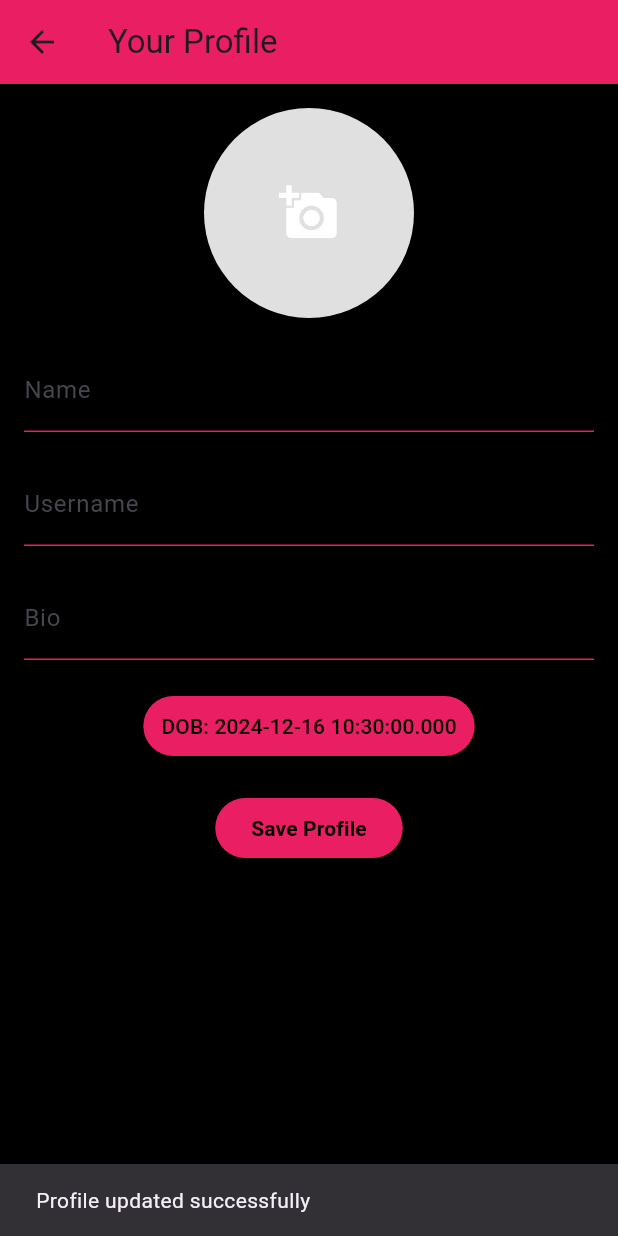
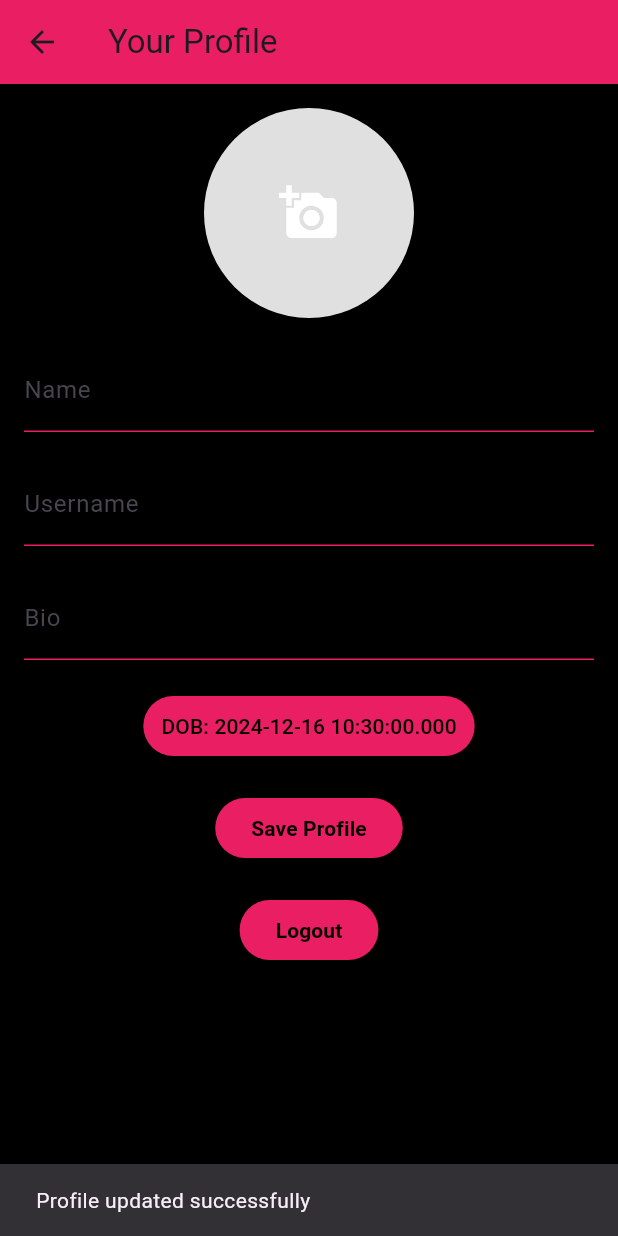
Before and after one commit to anwitac246/hitup_chat, a Flutter app: the Profile screen opened directly, after a tap on "Save Profile", on a phone screen of 412 x 824 dp. Run offline on Flutter 3.47's test engine with Material 3 defaults, Android fonts, the phone set to English and light mode, and no system bars; our stand-ins replace cloud_firestore, firebase_auth, firebase_core, firebase_database, firebase_storage, flutter_dotenv and 2 more; missing offline and left inert: dart:html, firebase_ui_auth, parallax_rain, particles_flutter, vitality; accounts and stored records are empty; generated files the repository leaves out were written again.

Commit message:
Added feature for logout and uploading pfp

```diff
--- a/lib/pages/profile.dart
+++ b/lib/pages/profile.dart
@@ -1,12 +1,13 @@
 import 'package:flutter/material.dart';
 import 'package:firebase_auth/firebase_auth.dart';
-import 'package:image_picker/image_picker.dart';
 import 'package:firebase_storage/firebase_storage.dart';
-import 'package:firebase_database/firebase_database.dart';
-import 'dart:io';
+import 'package:cloud_firestore/cloud_firestore.dart';
+import 'dart:html' as html;
+import 'package:mime/mime.dart';
+import 'dart:typed_data';
 
 class Profile extends StatefulWidget {
-  const Profile({super.key});
+  const Profile({Key? key}) : super(key: key);
 
   @override
   State<Profile> createState() => _ProfileState();
@@ -17,10 +18,9 @@ class _ProfileState extends State<Profile> {
   final _usernameController = TextEditingController();
   final _bioController = TextEditingController();
   DateTime? _dob;
-  File? _profileImage;
+  Uint8List? _profileImageBytes;
   String? _profileImageUrl;
-  bool _isLoading = true;
-  final ImagePicker _picker = ImagePicker();
+  bool _isLoading = false;
 
   @override
   void initState() {
@@ -29,6 +29,8 @@ class _ProfileState extends State<Profile> {
   }
 
   Future<void> _loadProfileData() async {
+    setState(() => _isLoading = true);
+
     final user = FirebaseAuth.instance.currentUser;
     if (user == null) {
       setState(() => _isLoading = false);
@@ -36,59 +38,107 @@ class _ProfileState extends State<Profile> {
     }
 
     try {
-      final DatabaseReference userRef = FirebaseDatabase.instance.ref('users/${user.uid}');
-      final snapshot = await userRef.get();
+      final snapshot = await FirebaseFirestore.instance
+          .collection('users')
+          .doc(user.uid)
+          .get();
 
-      if (snapshot.exists && snapshot.value != null) {
-        // Safely cast the data from LinkedMap to Map<String, dynamic> with null checks
-        final data = snapshot.value as Map<Object?, Object?>?;
-
+      if (snapshot.exists) {
+        final data = snapshot.data();
         if (data != null) {
-          final Map<String, dynamic> castedData = Map<String, dynamic>.fromEntries(
-            data.entries.map((entry) {
-              return MapEntry(entry.key?.toString() ?? '', entry.value ?? '');
-            }),
-          );
-
-          setState(() {
-            _nameController.text = castedData['name'] ?? '';
-            _usernameController.text = castedData['username'] ?? '';
-            _bioController.text = castedData['bio'] ?? '';
-            _profileImageUrl = castedData['profilePicture'] ?? '';
-            _dob = castedData['dob'] != null ? DateTime.tryParse(castedData['dob']) : null;
-          });
+          _nameController.text = data['name'] ?? '';
+          _usernameController.text = data['username'] ?? '';
+          _bioController.text = data['bio'] ?? '';
+          _profileImageUrl = data['profilePicture'] ?? '';
+          _dob = data['dob'] != null ? DateTime.tryParse(data['dob']) : null;
         }
       }
     } catch (e) {
       ScaffoldMessenger.of(context).showSnackBar(
         SnackBar(content: Text("Failed to load profile: $e")),
       );
+    } finally {
+      setState(() => _isLoading = false);
     }
-
-    setState(() => _isLoading = false);
   }
 
   Future<void> _pickImage() async {
-    final XFile? pickedFile = await _picker.pickImage(source: ImageSource.gallery);
-    if (pickedFile != null) {
-      setState(() {
-        _profileImage = File(pickedFile.path);
+    final html.FileUploadInputElement uploadInput = html.FileUploadInputElement();
+    uploadInput.accept = 'image/*';
+    uploadInput.click();
+
+    uploadInput.onChange.listen((event) async {
+      final html.File? file = uploadInput.files?.first;
+      if (file != null) {
+        final reader = html.FileReader();
+        reader.readAsArrayBuffer(file);
+        reader.onLoadEnd.listen((event) {
+          if (reader.result != null) {
+            final bytes = reader.result as Uint8List;
+            final mimeType = lookupMimeType(file.name, headerBytes: bytes);
+
+            if (mimeType == 'image/jpeg' || mimeType == 'image/png') {
+              setState(() => _profileImageBytes = bytes);
+            } else {
+              ScaffoldMessenger.of(context).showSnackBar(
+                const SnackBar(content: Text('Only JPG or PNG images are allowed.')),
+              );
+            }
+          } else {
+            ScaffoldMessenger.of(context).showSnackBar(
+              const SnackBar(content: Text('Failed to read the selected file.')),
+            );
+          }
         });
       }
+    });
   }
 
-  Future<void> _uploadProfileImage() async {
-    if (_profileImage == null) return;
+  Future<String?> _uploadProfileImage() async {
+    if (_profileImageBytes == null) {
+      ScaffoldMessenger.of(context).showSnackBar(
+        const SnackBar(content: Text('No image selected to upload.')),
+      );
+      return null;
+    }
+
     final user = FirebaseAuth.instance.currentUser;
-    if (user == null) return;
+    if (user == null) {
+      ScaffoldMessenger.of(context).showSnackBar(
+        const SnackBar(content: Text('User not authenticated.')),
+      );
+      return null;
+    }
 
     try {
-      final storageRef = FirebaseStorage.instance.ref().child('profile_pictures/${user.uid}');
-      final uploadTask = storageRef.putFile(_profileImage!);
-      final snapshot = await uploadTask.whenComplete(() {});
-      _profileImageUrl = await snapshot.ref.getDownloadURL();
+      final mimeType =
+          lookupMimeType('', headerBytes: _profileImageBytes!) ?? 'image/jpeg';
+      String extension = mimeType.split('/').last;
+
+      if (extension != 'jpeg' && extension != 'png') extension = 'jpg';
+
+      final storageRef = FirebaseStorage.instance
+          .ref()
+          .child('profilePictures/${user.uid}.$extension');
+
+      final uploadTask = storageRef.putData(
+        _profileImageBytes!,
+        SettableMetadata(contentType: mimeType),
+      );
+
+      final snapshot = await uploadTask.timeout(
+        const Duration(seconds: 30),
+        onTimeout: () {
+          throw Exception('Image upload timed out');
+        },
+      );
+
+      return await snapshot.ref.getDownloadURL();
     } catch (e) {
-      print("Error uploading image: $e");
+      ScaffoldMessenger.of(context).showSnackBar(
+        SnackBar(content: Text('Failed to upload profile image: $e')),
+      );
+      return null;
     }
   }
 
@@ -101,17 +151,26 @@ class _ProfileState extends State<Profile> {
       return;
     }
 
+    setState(() => _isLoading = true);
+
     try {
-      await _uploadProfileImage();
-      final DatabaseReference userRef = FirebaseDatabase.instance.ref('users/${user.uid}');
+      if (_profileImageBytes != null) {
+        final profilePictureUrl = await _uploadProfileImage();
+        if (profilePictureUrl != null) {
+          _profileImageUrl = profilePictureUrl;
+        }
+      }
 
-      await userRef.set({
+      final userDocRef =
+          FirebaseFirestore.instance.collection('users').doc(user.uid);
+
+      await userDocRef.set({
         'name': _nameController.text,
         'username': _usernameController.text,
         'bio': _bioController.text,
         'dob': _dob?.toIso8601String(),
-        'profilePicture': _profileImageUrl,
-      });
+        'profilePicture': _profileImageUrl ?? '',
+      }, SetOptions(merge: true));
 
       ScaffoldMessenger.of(context).showSnackBar(
         const SnackBar(content: Text('Profile updated successfully')),
@@ -119,6 +178,19 @@ class _ProfileState extends State<Profile> {
     } catch (e) {
       ScaffoldMessenger.of(context).showSnackBar(
         SnackBar(content: Text("Failed to update profile: $e")),
+      );
+    } finally {
+      setState(() => _isLoading = false);
+    }
+  }
+
+  Future<void> _logout(BuildContext context) async {
+    try {
+      await FirebaseAuth.instance.signOut();
+      Navigator.pushReplacementNamed(context, '/login');
+    } catch (e) {
+      ScaffoldMessenger.of(context).showSnackBar(
+        SnackBar(content: Text('Error logging out: $e')),
       );
     }
   }
@@ -128,28 +200,36 @@ class _ProfileState extends State<Profile> {
     if (_isLoading) {
       return Scaffold(
         backgroundColor: Colors.black,
-        body: const Center(child: CircularProgressIndicator(color: Colors.pink)),
+        body: const Center(
+          child: CircularProgressIndicator(color: Colors.pink),
+        ),
       );
     }
 
     return Scaffold(
       backgroundColor: Colors.black,
-      appBar: AppBar(title: const Text('Your Profile'), backgroundColor: Colors.pink),
+      appBar: AppBar(
+        title: const Text('Your Profile'),
+        backgroundColor: Colors.pink,
+      ),
       body: Padding(
         padding: const EdgeInsets.all(16.0),
+        child: SingleChildScrollView(
           child: Column(
             children: [
               GestureDetector(
                 onTap: _pickImage,
                 child: CircleAvatar(
                   radius: 70,
-                backgroundImage: _profileImage != null
-                    ? FileImage(_profileImage!)
+                  backgroundImage: _profileImageBytes != null
+                      ? MemoryImage(_profileImageBytes!)
                       : _profileImageUrl != null && _profileImageUrl!.isNotEmpty
-                        ? NetworkImage(_profileImageUrl!)
+                          ? NetworkImage(_profileImageUrl!) as ImageProvider
                           : null,
-                child: _profileImage == null && (_profileImageUrl == null || _profileImageUrl!.isEmpty)
-                    ? const Icon(Icons.add_a_photo, size: 40, color: Colors.white)
+                  child: _profileImageBytes == null &&
+                          (_profileImageUrl == null || _profileImageUrl!.isEmpty)
+                      ? const Icon(Icons.add_a_photo,
+                          size: 40, color: Colors.white)
                       : null,
                   backgroundColor: Colors.grey[300],
                 ),
@@ -190,7 +270,9 @@ class _ProfileState extends State<Profile> {
                 },
                 style: TextButton.styleFrom(backgroundColor: Colors.pink),
                 child: Text(
-                _dob == null ? 'Select Date of Birth' : 'DOB: ${_dob!.toLocal()}',
+                  _dob == null
+                      ? 'Select Date of Birth'
+                      : 'DOB: ${_dob!.toLocal()}',
                   style: const TextStyle(color: Colors.black),
                 ),
               ),
@@ -199,13 +281,47 @@ class _ProfileState extends State<Profile> {
                 onPressed: _saveProfile,
                 child: const Text(
                   'Save Profile',
-                style: TextStyle(color: Colors.black, fontWeight: FontWeight.bold),
+                  style:
+                      TextStyle(color: Colors.black, fontWeight: FontWeight.bold),
+                ),
+                style: ElevatedButton.styleFrom(backgroundColor: Colors.pink),
+              ),
+              const SizedBox(height: 20),
+              ElevatedButton(
+                onPressed: () async {
+                  final confirm = await showDialog<bool>(
+                    context: context,
+                    builder: (context) => AlertDialog(
+                      title: const Text('Confirm Logout'),
+                      content: const Text('Are you sure you want to logout?'),
+                      actions: [
+                        TextButton(
+                          onPressed: () => Navigator.pop(context, false),
+                          child: const Text('Cancel'),
+                        ),
+                        TextButton(
+                          onPressed: () => Navigator.pop(context, true),
+                          child: const Text('Logout'),
+                        ),
+                      ],
+                    ),
+                  );
+
+                  if (confirm == true) {
+                    await _logout(context);
+                  }
+                },
+                child: const Text(
+                  'Logout',
+                  style:
+                      TextStyle(color: Colors.black, fontWeight: FontWeight.bold),
                 ),
                 style: ElevatedButton.styleFrom(backgroundColor: Colors.pink),
               ),
             ],
           ),
         ),
+      ),
     );
   }
 }
```
Lines whose indentation alone changed are shown as unchanged.
